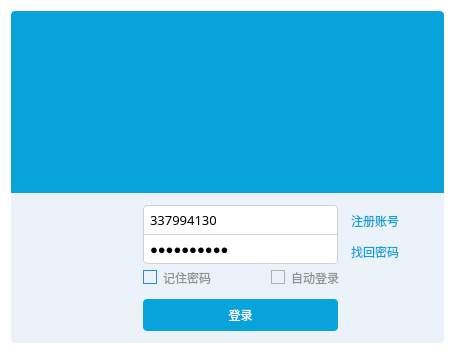
First picture: the form in src/ui/loginform.ui, repository jjzhang166/QQLikeUI2, before the edit.
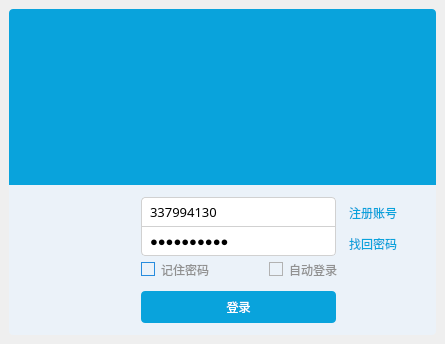
Second picture: the form after the edit. Icons and pictures are not drawn.

The edit to the form file:
```diff
--- a/src/ui/loginform.ui
+++ b/src/ui/loginform.ui
@@ -6,8 +6,8 @@
    <rect>
     <x>0</x>
     <y>0</y>
-    <width>451</width>
-    <height>350</height>
+    <width>445</width>
+    <height>344</height>
    </rect>
   </property>
   <property name="windowTitle">
@@ -19,17 +19,14 @@
 }
 
 #LoginForm{
-		
-	background-color: rgb(255, 255, 255);
+	
+	
 }
 
 #login_main_widget{
 	
-	/*border-radius:9px;
-	border-style:solid;
-	border-width:9px;
-	border-color:qlineargradient(spread:pad, x1:0.5, y1:1, x2:0.5, y2:0, stop:0 rgba(0, 0, 0, 50), stop:1 rgba(0, 0, 0, 0));*/
-	
+	background-color: rgb(255, 170, 127,0);
+	border-image: url(:/sys/back.png) 5;
 }
 
 #login_top_widget{
@@ -38,13 +35,14 @@
 	border-top-right-radius:4px;
 }
 
+
 #login_top_widget QLabel{
 	border-top-left-radius:4px;
 	border-top-right-radius:4px;
-	over
 }
 
 
+/*登录信息填写部分总容器*/
 #login_con_widget{
 	 
 	background-color: #EBF2F9;	
@@ -52,29 +50,32 @@
 	border-bottom-right-radius:4px;
 }
 
+/*输入框基本样式*/
 #login_con_widget QLineEdit{
 	
 	border:1px solid rgb(209,209,209);
 	height:28px;
 	font-size:10pt;
-	padding-left:4px;
-	padding-right:14px;
+	padding-left:6px;
+	padding-right:6px;
 	
 }
 
+/*输入框悬停样式*/
 #login_con_widget QLineEdit:hover{
 	
 	border:1px solid rgb(21,131,221)
 	
 }
 
+/*用户名输入框样式*/
 #login_con_widget QLineEdit#lineEdit_un{
 	border-top-left-radius:4px;
 	border-top-right-radius:4px;
 	
 }
 
-
+/*密码输入框基本样式*/
 #login_con_widget QLineEdit#lineEdit_pass{
 	border-top-width:0px;
 	border-bottom-left-radius:4px;
@@ -86,48 +87,54 @@
    
 }
 
+/*密码输入框在悬停时显示*/
 #login_con_widget QLineEdit#lineEdit_pass:hover{
 	border-top-width:1px; 
 	
 }
 
 
-
+/*标签基本样式*/
 #login_con_widget QLabel{
 
 	color: #09A3DC;
 }
 
+/*标签悬停*/
 #login_con_widget QLabel:hover{
 	color: rgba(9, 163, 220 ,120);
 }
 
+/*复选框文字基本样式*/
 #login_con_widget QCheckBox{
 	color:rgb(145, 145, 145);
 }
 
+/*复选框方框部分基本样式*/
 #login_con_widget QCheckBox:indicator {
-	
 	border:1px solid #B2B2B2;
 }
 
+/*复选框方框部分选中样式*/
 #login_con_widget QCheckBox:indicator:checked {
 	border:1px solid #278CDE;
 	background-image: url(:/sys/img/check.png);
 }
 
-
+/*复选框方框部分悬停*/
 #login_con_widget QCheckBox:indicator:hover {
 	 border:1px solid #278CDE;
 }
 
 
-
+/*定义头像样式*/
 #label_touxiang{
 	border-radius:4px;	
-	border:0px solid rgba(0,0,0,0);
+	border-image: url(:/sys/img/sf.jpg) 1;
+	
 }
 
+/*登录按钮样式*/
 #pushButton_login{
 	border-radius:4px;
 	border:none;
@@ -135,6 +142,7 @@
 	color:#fff;
 }
 
+/*登录按钮鼠标悬停样式*/
 #pushButton_login:hover{
 	background-color:rgb(60,195,245);
 }
@@ -144,6 +152,18 @@
    <property name="spacing">
     <number>0</number>
    </property>
+   <property name="leftMargin">
+    <number>6</number>
+   </property>
+   <property name="topMargin">
+    <number>6</number>
+   </property>
+   <property name="rightMargin">
+    <number>6</number>
+   </property>
+   <property name="bottomMargin">
+    <number>6</number>
+   </property>
    <item>
     <widget class="QWidget" name="login_main_widget" native="true">
      <property name="minimumSize">
@@ -166,16 +186,16 @@
        <number>0</number>
       </property>
       <property name="leftMargin">
-       <number>0</number>
+       <number>3</number>
       </property>
       <property name="topMargin">
-       <number>0</number>
+       <number>3</number>
       </property>
       <property name="rightMargin">
-       <number>0</number>
+       <number>3</number>
       </property>
       <property name="bottomMargin">
-       <number>0</number>
+       <number>3</number>
       </property>
       <item>
        <widget class="QWidget" name="login_top_widget" native="true">
```
Left out of the diff: 10 changed lines with no effect on the pictures.
